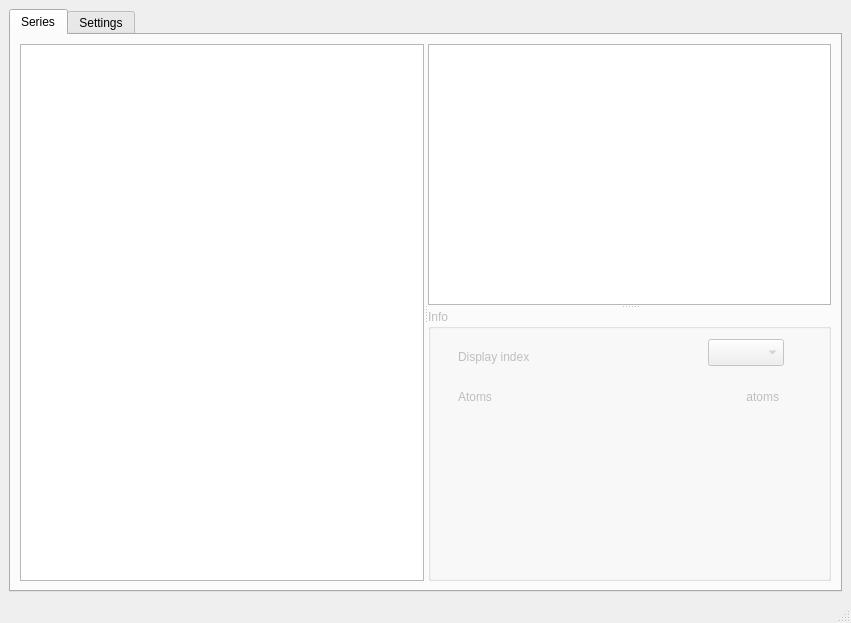
The window that pyranha/Gui/main_window.ui (7ofNine/piranha) describes before a commit, drawn with Qt 5.
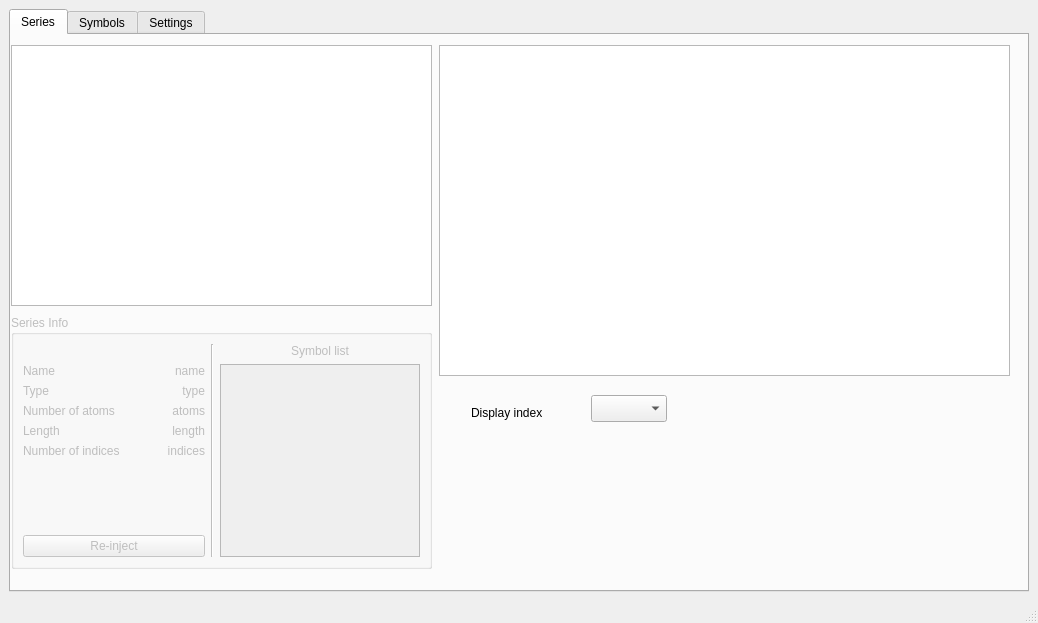
The same window after the commit. Custom widgets are drawn as their Qt base class.

Commit message: Other bits of work for the GUI.

The edit to the form file:
```diff
--- a/pyranha/Gui/main_window.ui
+++ b/pyranha/Gui/main_window.ui
@@ -5,7 +5,7 @@
    <rect>
     <x>0</x>
     <y>0</y>
-    <width>851</width>
+    <width>1038</width>
     <height>623</height>
    </rect>
   </property>
@@ -17,7 +17,7 @@
     <rect>
      <x>0</x>
      <y>24</y>
-     <width>851</width>
+     <width>1038</width>
      <height>578</height>
     </rect>
    </property>
@@ -32,126 +32,274 @@
         <rect>
          <x>0</x>
          <y>0</y>
-         <width>831</width>
+         <width>1018</width>
          <height>533</height>
         </rect>
        </property>
        <attribute name="title" >
         <string>Series</string>
        </attribute>
-       <layout class="QGridLayout" name="gridLayout_2" >
-        <item row="0" column="0" >
-         <widget class="QSplitter" name="splitter_2" >
-          <property name="orientation" >
-           <enum>Qt::Horizontal</enum>
-          </property>
-          <widget class="QTreeView" name="series_tree_view" >
-           <property name="alternatingRowColors" >
-            <bool>true</bool>
+       <widget class="QComboBox" name="comboBox" >
+        <property name="geometry" >
+         <rect>
+          <x>580</x>
+          <y>360</y>
+          <width>76</width>
+          <height>27</height>
+         </rect>
+        </property>
+       </widget>
+       <widget class="QLabel" name="label" >
+        <property name="geometry" >
+         <rect>
+          <x>460</x>
+          <y>370</y>
+          <width>111</width>
+          <height>16</height>
+         </rect>
+        </property>
+        <property name="text" >
+         <string>Display index</string>
+        </property>
+       </widget>
+       <widget class="QGroupBox" name="series_info_groupbox" >
+        <property name="enabled" >
+         <bool>false</bool>
+        </property>
+        <property name="geometry" >
+         <rect>
+          <x>0</x>
+          <y>280</y>
+          <width>421</width>
+          <height>254</height>
+         </rect>
+        </property>
+        <property name="title" >
+         <string>Series Info</string>
+        </property>
+        <layout class="QGridLayout" name="gridLayout_2" >
+         <item rowspan="8" row="0" column="2" >
+          <widget class="Line" name="line" >
+           <property name="orientation" >
+            <enum>Qt::Vertical</enum>
            </property>
-           <property name="rootIsDecorated" >
-            <bool>true</bool>
+          </widget>
+         </item>
+         <item row="0" column="3" >
+          <widget class="QLabel" name="label_7" >
+           <property name="text" >
+            <string>Symbol list</string>
            </property>
-           <property name="itemsExpandable" >
-            <bool>false</bool>
+           <property name="alignment" >
+            <set>Qt::AlignCenter</set>
            </property>
-           <property name="sortingEnabled" >
-            <bool>true</bool>
+          </widget>
+         </item>
+         <item row="1" column="0" >
+          <widget class="QLabel" name="label_3" >
+           <property name="sizePolicy" >
+            <sizepolicy vsizetype="Preferred" hsizetype="MinimumExpanding" >
+             <horstretch>0</horstretch>
+             <verstretch>0</verstretch>
+            </sizepolicy>
            </property>
-           <property name="headerHidden" >
-            <bool>false</bool>
+           <property name="text" >
+            <string>Name</string>
            </property>
           </widget>
-          <widget class="QSplitter" name="splitter" >
+         </item>
+         <item row="1" column="1" >
+          <widget class="QLabel" name="series_name_label" >
+           <property name="text" >
+            <string>name</string>
+           </property>
+           <property name="alignment" >
+            <set>Qt::AlignRight|Qt::AlignTrailing|Qt::AlignVCenter</set>
+           </property>
+          </widget>
+         </item>
+         <item rowspan="7" row="1" column="3" >
+          <widget class="QListWidget" name="listWidget" >
+           <property name="maximumSize" >
+            <size>
+             <width>200</width>
+             <height>16777215</height>
+            </size>
+           </property>
+          </widget>
+         </item>
+         <item row="2" column="0" >
+          <widget class="QLabel" name="label_6" >
+           <property name="sizePolicy" >
+            <sizepolicy vsizetype="Preferred" hsizetype="MinimumExpanding" >
+             <horstretch>0</horstretch>
+             <verstretch>0</verstretch>
+            </sizepolicy>
+           </property>
+           <property name="text" >
+            <string>Type</string>
+           </property>
+          </widget>
+         </item>
+         <item row="2" column="1" >
+          <widget class="QLabel" name="series_type_label" >
+           <property name="text" >
+            <string>type</string>
+           </property>
+           <property name="alignment" >
+            <set>Qt::AlignRight|Qt::AlignTrailing|Qt::AlignVCenter</set>
+           </property>
+          </widget>
+         </item>
+         <item row="3" column="0" >
+          <widget class="QLabel" name="label_5" >
+           <property name="sizePolicy" >
+            <sizepolicy vsizetype="Preferred" hsizetype="MinimumExpanding" >
+             <horstretch>0</horstretch>
+             <verstretch>0</verstretch>
+            </sizepolicy>
+           </property>
+           <property name="text" >
+            <string>Number of atoms</string>
+           </property>
+          </widget>
+         </item>
+         <item row="3" column="1" >
+          <widget class="QLabel" name="series_atoms_label" >
+           <property name="text" >
+            <string>atoms</string>
+           </property>
+           <property name="alignment" >
+            <set>Qt::AlignRight|Qt::AlignTrailing|Qt::AlignVCenter</set>
+           </property>
+          </widget>
+         </item>
+         <item row="4" column="0" >
+          <widget class="QLabel" name="label_2" >
+           <property name="sizePolicy" >
+            <sizepolicy vsizetype="Preferred" hsizetype="MinimumExpanding" >
+             <horstretch>0</horstretch>
+             <verstretch>0</verstretch>
+            </sizepolicy>
+           </property>
+           <property name="text" >
+            <string>Length</string>
+           </property>
+          </widget>
+         </item>
+         <item row="4" column="1" >
+          <widget class="QLabel" name="series_length_label" >
+           <property name="text" >
+            <string>length</string>
+           </property>
+           <property name="alignment" >
+            <set>Qt::AlignRight|Qt::AlignTrailing|Qt::AlignVCenter</set>
+           </property>
+          </widget>
+         </item>
+         <item row="5" column="0" >
+          <widget class="QLabel" name="label_4" >
+           <property name="sizePolicy" >
+            <sizepolicy vsizetype="Preferred" hsizetype="MinimumExpanding" >
+             <horstretch>0</horstretch>
+             <verstretch>0</verstretch>
+            </sizepolicy>
+           </property>
+           <property name="text" >
+            <string>Number of indices</string>
+           </property>
+          </widget>
+         </item>
+         <item row="5" column="1" >
+          <widget class="QLabel" name="series_indices_label" >
+           <property name="text" >
+            <string>indices</string>
+           </property>
+           <property name="alignment" >
+            <set>Qt::AlignRight|Qt::AlignTrailing|Qt::AlignVCenter</set>
+           </property>
+          </widget>
+         </item>
+         <item row="7" column="0" colspan="2" >
+          <widget class="QPushButton" name="pushButton" >
+           <property name="toolTip" >
+            <string>Inject series into the interactive namespace, possibly overriding an existing series with the same name.</string>
+           </property>
+           <property name="text" >
+            <string>Re-inject</string>
+           </property>
+          </widget>
+         </item>
+         <item row="6" column="0" colspan="2" >
+          <spacer name="verticalSpacer" >
            <property name="orientation" >
             <enum>Qt::Vertical</enum>
            </property>
-           <widget class="series_draw_area" name="series_graphics_view" >
-            <property name="minimumSize" >
-             <size>
-              <width>400</width>
-              <height>250</height>
-             </size>
-            </property>
-            <property name="maximumSize" >
-             <size>
-              <width>16777215</width>
-              <height>16777215</height>
-             </size>
-            </property>
-           </widget>
-           <widget class="QGroupBox" name="series_info_groupbox" >
-            <property name="enabled" >
-             <bool>false</bool>
-            </property>
-            <property name="minimumSize" >
-             <size>
-              <width>0</width>
-              <height>200</height>
-             </size>
-            </property>
-            <property name="title" >
-             <string>Info</string>
-            </property>
-            <widget class="QComboBox" name="comboBox" >
-             <property name="geometry" >
-              <rect>
-               <x>280</x>
-               <y>30</y>
-               <width>76</width>
-               <height>27</height>
-              </rect>
-             </property>
-            </widget>
-            <widget class="QLabel" name="label" >
-             <property name="geometry" >
-              <rect>
-               <x>30</x>
-               <y>40</y>
-               <width>111</width>
-               <height>16</height>
-              </rect>
-             </property>
-             <property name="text" >
-              <string>Display index</string>
-             </property>
-            </widget>
-            <widget class="QLabel" name="label_2" >
-             <property name="geometry" >
-              <rect>
-               <x>30</x>
-               <y>80</y>
-               <width>101</width>
-               <height>16</height>
-              </rect>
-             </property>
-             <property name="text" >
-              <string>Atoms</string>
-             </property>
-            </widget>
-            <widget class="QLabel" name="series_atoms_label" >
-             <property name="geometry" >
-              <rect>
-               <x>250</x>
-               <y>80</y>
-               <width>101</width>
-               <height>16</height>
-              </rect>
-             </property>
-             <property name="text" >
-              <string>atoms</string>
-             </property>
-             <property name="alignment" >
-              <set>Qt::AlignRight|Qt::AlignTrailing|Qt::AlignVCenter</set>
-             </property>
-            </widget>
-           </widget>
-          </widget>
-         </widget>
-        </item>
-       </layout>
-       <zorder>splitter_2</zorder>
-       <zorder>progressBar</zorder>
+           <property name="sizeHint" stdset="0" >
+            <size>
+             <width>20</width>
+             <height>40</height>
+            </size>
+           </property>
+          </spacer>
+         </item>
+        </layout>
+       </widget>
+       <widget class="QTreeView" name="series_tree_view" >
+        <property name="geometry" >
+         <rect>
+          <x>0</x>
+          <y>10</y>
+          <width>421</width>
+          <height>261</height>
+         </rect>
+        </property>
+        <property name="toolTip" >
+         <string>List of series defined in IPython's interactive namespace.</string>
+        </property>
+        <property name="alternatingRowColors" >
+         <bool>true</bool>
+        </property>
+        <property name="rootIsDecorated" >
+         <bool>true</bool>
+        </property>
+        <property name="itemsExpandable" >
+         <bool>false</bool>
+        </property>
+        <property name="sortingEnabled" >
+         <bool>true</bool>
+        </property>
+        <property name="headerHidden" >
+         <bool>false</bool>
+        </property>
+       </widget>
+       <widget class="series_draw_area" name="series_graphics_view" >
+        <property name="geometry" >
+         <rect>
+          <x>428</x>
+          <y>10</y>
+          <width>571</width>
+          <height>331</height>
+         </rect>
+        </property>
+        <property name="minimumSize" >
+         <size>
+          <width>400</width>
+          <height>250</height>
+         </size>
+        </property>
+        <property name="maximumSize" >
+         <size>
+          <width>16777215</width>
+          <height>16777215</height>
+         </size>
+        </property>
+       </widget>
+      </widget>
+      <widget class="QWidget" name="tab_symbols" >
+       <attribute name="title" >
+        <string>Symbols</string>
+       </attribute>
       </widget>
       <widget class="QWidget" name="tab_2" >
        <property name="geometry" >
@@ -185,7 +333,7 @@
     <rect>
      <x>0</x>
      <y>602</y>
-     <width>851</width>
+     <width>1038</width>
      <height>21</height>
     </rect>
    </property>
```
Left out of the diff: 3 changed lines with no effect on the pictures. The commit also changes 2 other files.
